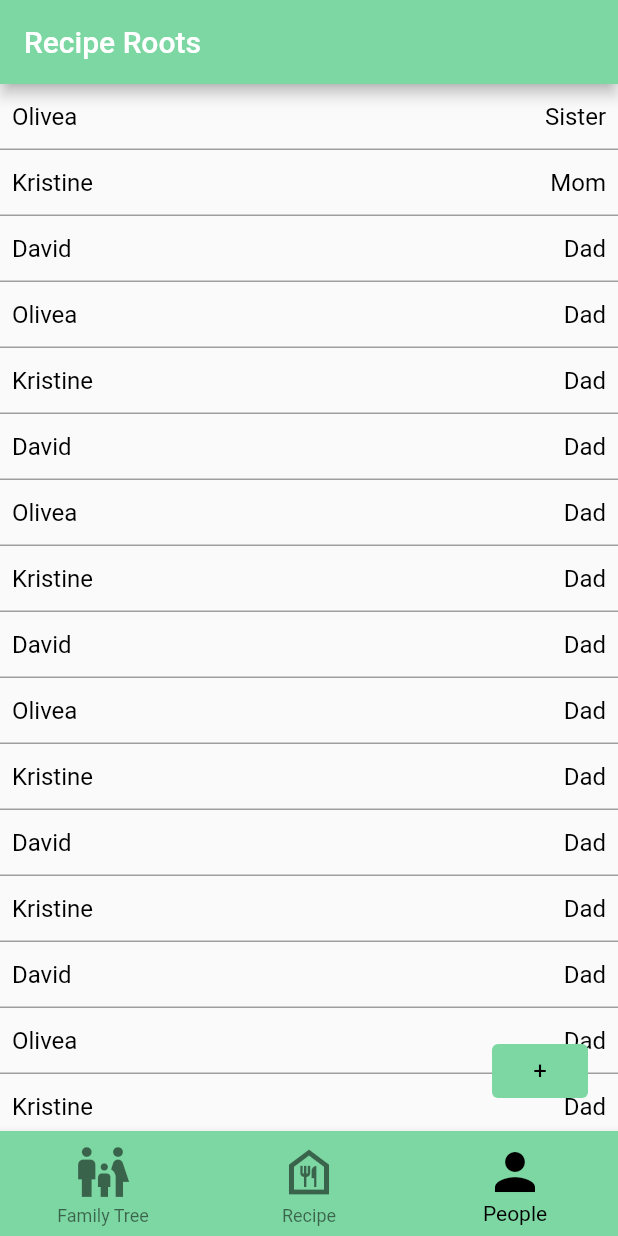
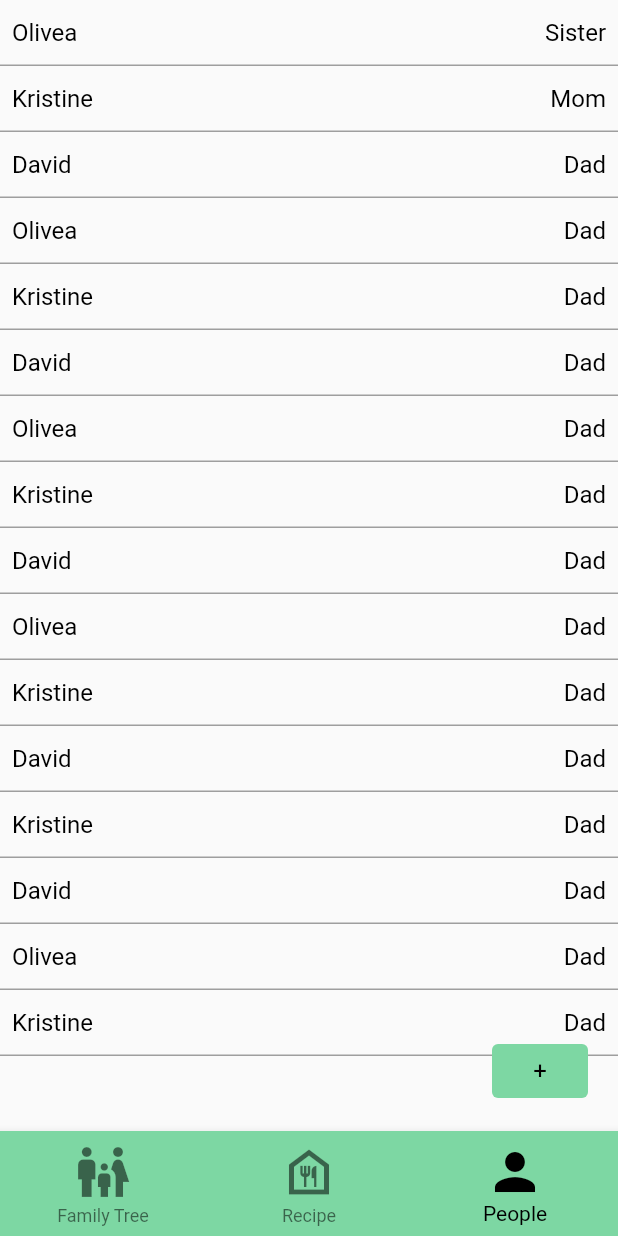
Before and after one commit to owenbean400/RecipeRootsApp, a Flutter app: the screen it shows after launch, item 3 of the bottom bar chosen, on a phone screen of 412 x 824 dp. Run offline on Flutter 3.47's test engine with Material 2 defaults, Android fonts, the phone set to English and light mode, and no system bars.

Commit message:
Refactor appbar out of the top

```diff
--- a/lib/main.dart
+++ b/lib/main.dart
@@ -101,9 +101,6 @@ class NavigationBarState extends State<NavigationBar> {
   @override
   Widget build(BuildContext context) {
     return Scaffold(
-      appBar: AppBar(
-          title: const Text('Recipe Roots'),
-          backgroundColor: Theme.of(context).primaryColor),
       body: _widgetOptions.elementAt(_selectedIndex),
       bottomNavigationBar: BottomNavigationBar(
           items: <BottomNavigationBarItem>[
--- a/lib/view/window/people/people_add.dart
+++ b/lib/view/window/people/people_add.dart
@@ -1,3 +1,5 @@
+import 'dart:io';
+
 import 'package:flutter/material.dart';
 import 'package:recipe_roots/domain/family_relation.dart';
 import 'package:recipe_roots/domain/person.dart';
@@ -139,7 +141,9 @@ class PeopleAddState extends State<PeopleAdd> {
     }
 
     return Container(
-        padding: const EdgeInsets.all(16),
+        padding: (Platform.isIOS)
+            ? const EdgeInsets.fromLTRB(16, 40, 16, 16)
+            : const EdgeInsets.all(16),
         child: SingleChildScrollView(
           child: Column(
             mainAxisAlignment: MainAxisAlignment.start,
--- a/lib/view/window/people/people_view.dart
+++ b/lib/view/window/people/people_view.dart
@@ -1,3 +1,5 @@
+import 'dart:io';
+
 import 'package:flutter/material.dart';
 import 'package:recipe_roots/domain/family_relation.dart';
 import 'package:recipe_roots/domain/person.dart';
@@ -28,7 +30,11 @@ class PeopleViewState extends State<PeopleView> {
 
   @override
   Widget build(BuildContext context) {
-    return Stack(
+    return Padding(
+        padding: (Platform.isIOS)
+            ? const EdgeInsets.fromLTRB(0, 40, 0, 0)
+            : const EdgeInsets.all(0),
+        child: Stack(
           alignment: Alignment.topLeft,
           children: [
             SingleChildScrollView(
@@ -52,14 +58,15 @@ class PeopleViewState extends State<PeopleView> {
                       } else if (snapshot.hasError) {
                         return const Text("Error getting family relation");
                       } else {
-                    return const Text("Waiting for family relation to load");
+                        return const Text(
+                            "Waiting for family relation to load");
                       }
                     })),
             LayoutBuilder(
                 builder: (BuildContext context, BoxConstraints constraints) {
               return Padding(
-              padding: EdgeInsets.fromLTRB(
-                  constraints.maxWidth - 84, constraints.maxHeight - 64, 0, 0),
+                  padding: EdgeInsets.fromLTRB(constraints.maxWidth - 84,
+                      constraints.maxHeight - 64, 0, 0),
                   child: TextButton(
                       onPressed: () {
                         goToAddFamiltRelation();
@@ -68,6 +75,6 @@ class PeopleViewState extends State<PeopleView> {
                           style: Theme.of(context).textTheme.bodyMedium)));
             }),
           ],
-    );
+        ));
   }
 }
--- a/lib/view/window/recipe/recipe_view.dart
+++ b/lib/view/window/recipe/recipe_view.dart
@@ -1,3 +1,5 @@
+import 'dart:io';
+
 import 'package:flutter/material.dart';
 import 'package:recipe_roots/domain/entire_recipe.dart';
 import 'package:recipe_roots/view/window/recipe/widgets/cooking_steps_view.dart';
@@ -14,7 +16,9 @@ class RecipeView extends StatelessWidget {
   Widget build(BuildContext context) {
     return Stack(alignment: Alignment.topLeft, children: [
       Padding(
-          padding: const EdgeInsets.fromLTRB(16, 0, 16, 64),
+          padding: (Platform.isIOS)
+              ? const EdgeInsets.fromLTRB(16, 40, 16, 64)
+              : const EdgeInsets.fromLTRB(16, 0, 16, 64),
           child: SingleChildScrollView(
               child: Column(
             mainAxisAlignment: MainAxisAlignment.start,
```
Also changed, not shown: lib/view/window/recipe/widgets/recipe_search_bar.dart (+8 -2 lines). Lines whose indentation alone changed are shown as unchanged.
